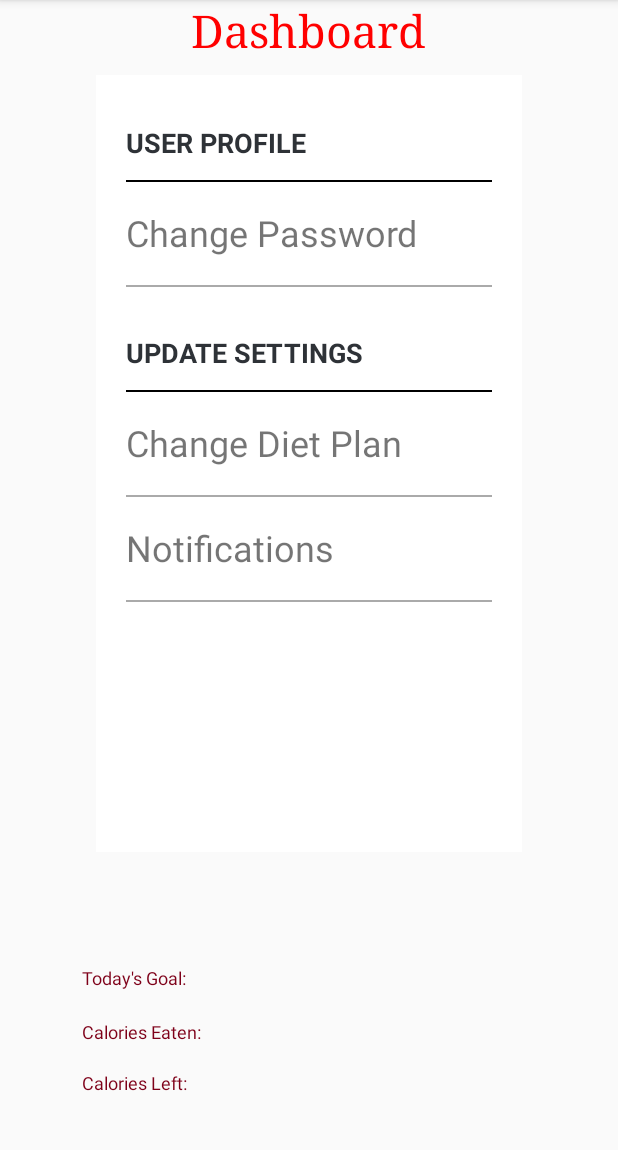
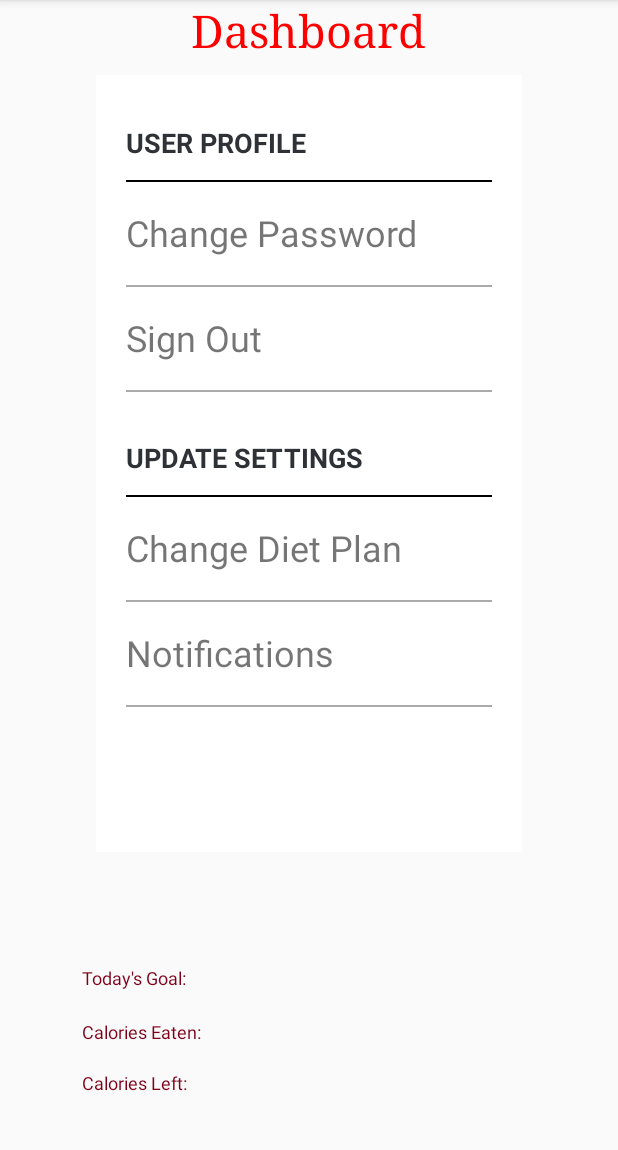
Before and after one commit to RutgersSoftwareEngineeringGroup13/Be-Healthy, an Android app: the fragment Preferences placed in its activity, on a phone screen of 412 x 824 dp, the part 84-1234 px from its top. Run offline under Robolectric (Android 15) with nearby library versions, the phone set to English and light mode, and no system bars; our stand-ins replace Firebase (no records; nobody signed in at launch, a user with empty details on screens opened directly); libraries missing offline, so code that uses them is left out: com.firebase.client, com.github.mikephil.charting; plain views replace PieChart; 14 statements that could not run were skipped.

Commit message:
Stephan 4/22/17

```diff
--- a/app/src/main/java/com/group13/behealthy/Preferences.java
+++ b/app/src/main/java/com/group13/behealthy/Preferences.java
@@ -60,6 +60,7 @@ public class Preferences extends Fragment {
         TextView diet = (TextView)rootView.findViewById(R.id.dplan);
         TextView changePassword = (TextView)rootView.findViewById(R.id.changePass);
         TextView notification = (TextView)rootView.findViewById(R.id.notify);
+        TextView signOut = (TextView)rootView.findViewById(R.id.signOut);
         CharSequence[] plans = new CharSequence[4];
         plans[0] = "Lose Weight";
         plans[1] = "Gain Weight";
@@ -124,6 +125,14 @@ public class Preferences extends Fragment {
                 builder.show();
             }
         });
+        signOut.setOnClickListener(new View.OnClickListener(){
+            @Override
+            public void onClick(View v){
+                signOut();
+                Intent j = new Intent(rootView.getContext(), LoginActivity.class);
+                startActivity(j);
+            }
+        });
         final AlertDialog alert = newPass.create();
         changePassword.setOnClickListener(new View.OnClickListener() {
             @Override
--- a/app/src/main/java/com/group13/behealthy/Progress_Dashboard.java
+++ b/app/src/main/java/com/group13/behealthy/Progress_Dashboard.java
@@ -59,17 +59,21 @@ public class Progress_Dashboard extends AppCompatActivity{
         super.onCreate(savedInstanceState);
         setContentView(R.layout.progress_dashboard);
 
-        setupPieChart ();
+        setupPieChart();
 
+        Runnable runnable = new Runnable() {
+            public void run() {
+                mNavItems.add(new NavItem("Dashboard", "View Your Progress", R.drawable.ic_action_home));
+                mNavItems.add(new NavItem("Friends", "View Your Friends' Profile", R.drawable.ic_action_friends));
+                mNavItems.add(new NavItem("Pictures", "View Your Pictures", R.drawable.ic_action_pictures));
+                mNavItems.add(new NavItem("Food Intake", "Edit Your Daily Food Intake", R.drawable.ic_action_food));
+                mNavItems.add(new NavItem("Macronutrients", "Edit Your Macronutrient Goals", R.drawable.ic_action_macros));
+                mNavItems.add(new NavItem("Preferences", "Change Your Preferences", R.drawable.ic_action_settings));
+            }
+        };
+        Thread mythread = new Thread(runnable);
+        mythread.start();
 
-
-
-        mNavItems.add(new NavItem("Dashboard", "View Your Progress", R.drawable.ic_action_home));
-        mNavItems.add(new NavItem("Friends", "View Your Friends' Profile", R.drawable.ic_action_friends));
-        mNavItems.add(new NavItem("Pictures", "View Your Pictures", R.drawable.ic_action_pictures));
-        mNavItems.add(new NavItem("Food Intake", "Edit Your Daily Food Intake", R.drawable.ic_action_food));
-        mNavItems.add(new NavItem("Macronutrients", "Edit Your Macronutrient Goals", R.drawable.ic_action_macros));
-        mNavItems.add(new NavItem("Preferences", "Change Your Preferences", R.drawable.ic_action_settings));
 
 
         // DrawerLayout
@@ -118,6 +122,7 @@ public class Progress_Dashboard extends AppCompatActivity{
                         break;
                     default: break;
                 }
+
             }
             @Override
             public void onItemClick(AdapterView<?> parent, View view, int position, long id) {
--- a/app/src/main/res/layout/preferences.xml
+++ b/app/src/main/res/layout/preferences.xml
@@ -33,9 +33,9 @@
         android:layout_width="match_parent"
         android:layout_marginTop="20dp"
         android:layout_height="50dp"
-        android:layout_alignLeft="@+id/changePass"
-        android:layout_alignStart="@+id/changePass"
-        android:layout_below="@+id/changePass"
+        android:layout_alignLeft="@+id/signOut"
+        android:layout_alignStart="@+id/signOut"
+        android:layout_below="@+id/signOut"
         android:clickable="true"
         android:gravity="center_vertical"
         android:text="UPDATE SETTINGS"
@@ -117,4 +117,25 @@
         android:background="@android:color/darker_gray"
         android:layout_below="@+id/changePass" />
 
+    <TextView
+        android:id="@+id/signOut"
+        android:layout_width="match_parent"
+        android:layout_height="70dp"
+        android:layout_alignLeft="@+id/changePass"
+        android:layout_alignStart="@+id/changePass"
+        android:layout_below="@+id/changePass"
+        android:clickable="true"
+        android:gravity="center_vertical"
+        android:text="Sign Out"
+        android:textSize="24sp" />
+
+    <View
+        android:id="@+id/viewsign"
+        android:layout_width="match_parent"
+        android:layout_height="1dp"
+        android:layout_marginLeft="20dp"
+        android:layout_marginRight="20dp"
+        android:background="@android:color/darker_gray"
+        android:layout_below="@+id/signOut" />
+
 </RelativeLayout>
--- a/app/src/main/res/values/strings.xml
+++ b/app/src/main/res/values/strings.xml
@@ -39,4 +39,5 @@
     <string name="lbl_forgot_password">Forgot password?</string>
     <string name="forgot_password_msg">We just need your registered email to send you password reset instructions.</string>
     <string name="title_activity_signup">SignupActivity</string>
+    <string name="rational_image_perm">Image Perm</string>
 </resources>
```
Also changed, not shown: app/src/main/java/com/group13/behealthy/Food_Journal.java (+95 -5 lines), app/src/main/res/layout/food_journal.xml (+86 -0 lines).
